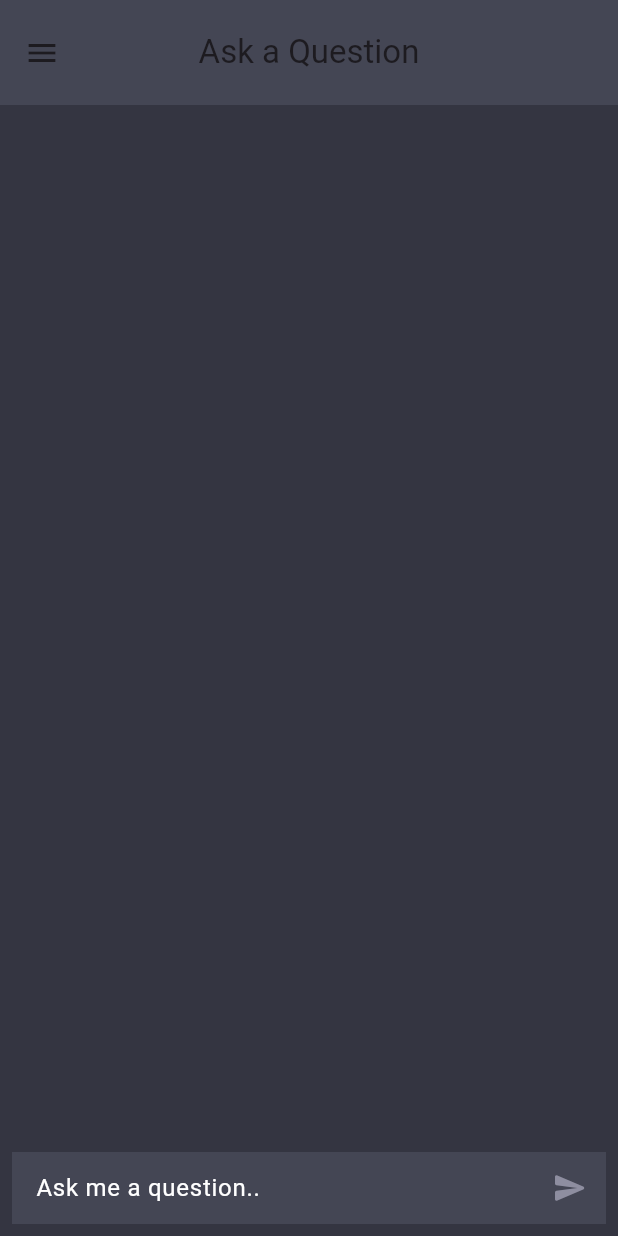
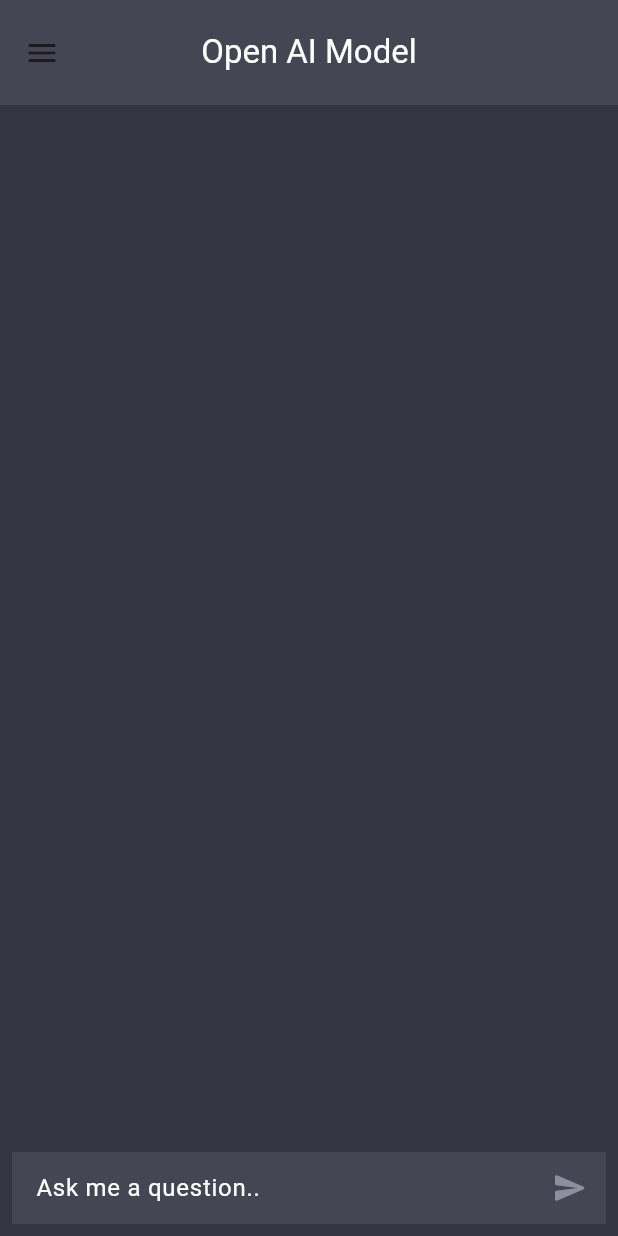
Before and after one commit to KrishnabenShantilalDholiya/krishna_flutterapp_repo, a Flutter app: the screen it shows after launch, on a phone screen of 412 x 824 dp. Run offline on Flutter 3.47's test engine with Material 3 defaults, Android fonts, the phone set to English and light mode, and no system bars; our stand-ins replace get.

Commit message:
updated branch

```diff
--- a/lib/screens/questionanspage.dart
+++ b/lib/screens/questionanspage.dart
@@ -144,12 +144,13 @@ class _QueAnsPageState extends State<QueAnsPage> {
       appBar: AppBar(
         centerTitle: true,
         toolbarHeight: 70,
-        title: const Padding(
-          padding: EdgeInsets.all(8.0),
-          child: Text(
-            "Ask a Question",
-            maxLines: 2,
-            textAlign: TextAlign.center,
+        title: Padding(
+          padding: const EdgeInsets.all(8.0),
+          child: Container(
+            child: appText(
+                title: "Open AI Model",
+                color: Colors.white,
+                textAlign: TextAlign.center),
           ),
         ),
         backgroundColor: botBackgroundColor,
```
Also changed, not shown: lib/screens/Llama_model.dart (+15 -45 lines), 1 other file.
